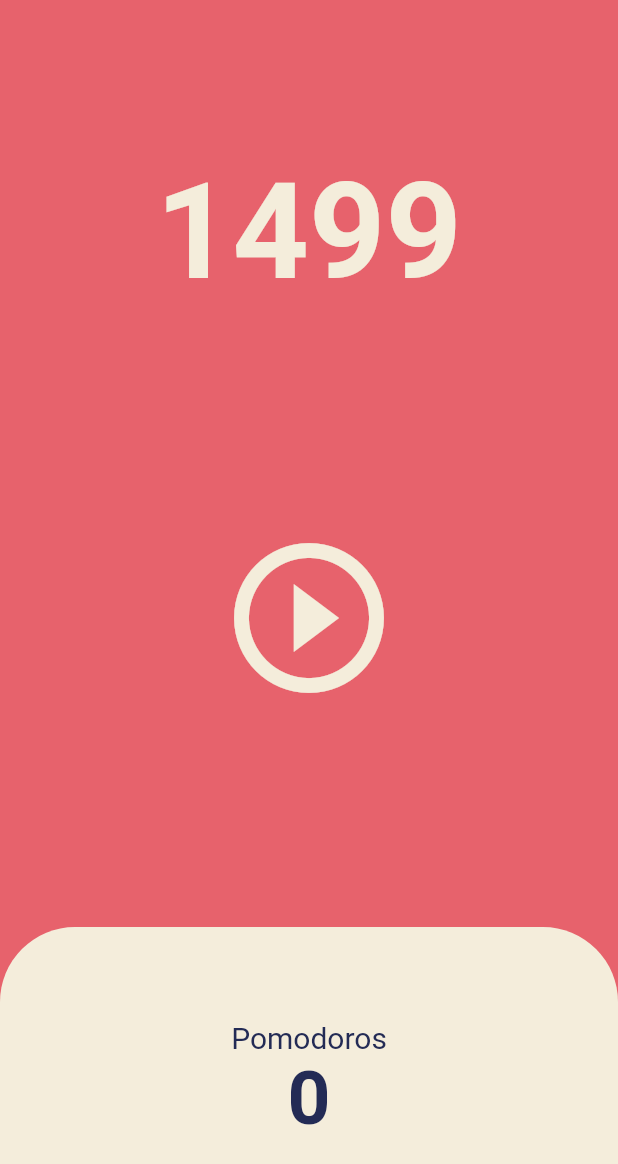
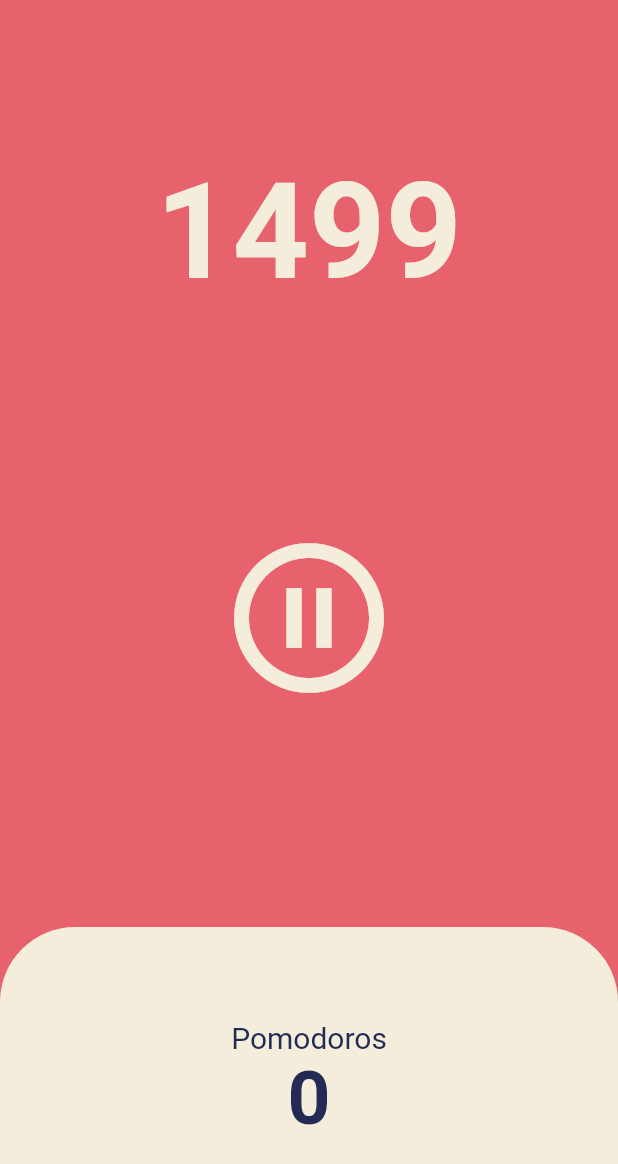
Before and after one commit to pwh9882/flutter_learning_clone_coding_toonflix, a Flutter app: the screen it shows after launch, after a tap on the "play circle outline" icon, on a phone screen of 412 x 824 dp. Shown: the top 1164 px of the screen. Run offline on Flutter 3.47's test engine with Material 2 defaults, Android fonts, the phone set to English and light mode, and no system bars.

Commit message:
play and pause function added

```diff
--- a/lib/screens/homeScreen.dart
+++ b/lib/screens/homeScreen.dart
@@ -12,6 +12,7 @@ class HomeScreen extends StatefulWidget {
 class _HomeScreenState extends State<HomeScreen> {
   int totalSeconds = 1500;
   late Timer timer;
+  bool isRunning = false;
 
   void onTick(Timer timer) {
     setState(() {
@@ -21,6 +22,16 @@ class _HomeScreenState extends State<HomeScreen> {
 
   void onStartPressed() {
     timer = Timer.periodic(const Duration(seconds: 1), onTick);
+    setState(() {
+      isRunning = true;
+    });
+  }
+
+  void onPausePressed() {
+    timer.cancel();
+    setState(() {
+      isRunning = false;
+    });
   }
 
   @override
@@ -50,10 +61,13 @@ class _HomeScreenState extends State<HomeScreen> {
               child: IconButton(
                 iconSize: 120,
                 color: Theme.of(context).cardColor,
-                onPressed: onStartPressed,
-                icon: const Icon(
-                  Icons.play_circle_outline,
-                ),
+                onPressed: isRunning ? onPausePressed : onStartPressed,
+                icon: Icon(isRunning
+                    ? Icons.pause_circle_outline
+                    : Icons.play_circle_outline),
+                //    isRunning
+                //     ? const Icon(Icons.pause_circle_outline)
+                //     : const Icon(Icons.play_circle_outline),
               ),
             ),
           ),
```
